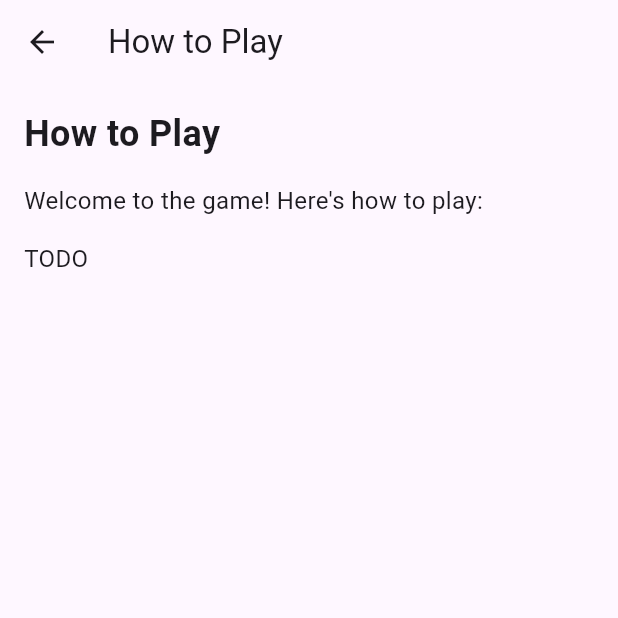
After one commit to P1x37Segfault/flutter-puzzle-game, a Flutter app: the screen it shows after launch, after a tap on "How to Play", on a phone screen of 412 x 824 dp, the top half of it. The commit adds this screen. Run offline on Flutter 3.47's test engine with Material 3 defaults, Android fonts, the phone set to English and light mode, and no system bars; our stand-ins replace fl_chart, permission_handler, sensors_plus, settings_ui; missing offline and left inert: esense_flutter.

Commit message:
remove about page, add how to play page

```diff
--- /dev/null
+++ b/lib/how_to_play.dart
@@ -0,0 +1,38 @@
+import 'package:flutter/material.dart';
+
+class HowToPlayPage extends StatelessWidget {
+  const HowToPlayPage({super.key});
+
+  @override
+  Widget build(BuildContext context) {
+    return Scaffold(
+      appBar: AppBar(
+        title: const Text('How to Play'),
+      ),
+      body: const Padding(
+        padding: EdgeInsets.all(16.0),
+        child: SingleChildScrollView(
+          child: Column(
+            crossAxisAlignment: CrossAxisAlignment.start,
+            children: [
+              Text(
+                'How to Play',
+                style: TextStyle(fontSize: 24, fontWeight: FontWeight.bold),
+              ),
+              SizedBox(height: 16),
+              Text(
+                'Welcome to the game! Here\'s how to play:',
+                style: TextStyle(fontSize: 16),
+              ),
+              SizedBox(height: 16),
+              Text(
+                'TODO',
+                style: TextStyle(fontSize: 16),
+              ),
+            ],
+          ),
+        ),
+      ),
+    );
+  }
+}
--- a/lib/main.dart
+++ b/lib/main.dart
@@ -7,10 +7,10 @@ import 'package:flutter/material.dart';
 import 'package:flutter/services.dart';
 import 'package:permission_handler/permission_handler.dart';
 import 'package:sensors_plus/sensors_plus.dart';
-import 'about.dart';
 import 'settings.dart';
 import 'observe_sensors.dart';
 import 'game.dart';
+import 'how_to_play.dart';
 
 void main() {
   // this forces the orientation to be portrait and locks it
@@ -399,14 +399,15 @@ class MyAppState extends State<MyApp> {
                                 Navigator.push(
                                   context,
                                   MaterialPageRoute(
-                                      builder: (context) => const AboutPage()),
+                                      builder: (context) =>
+                                          const HowToPlayPage()),
                                 );
                               },
                               style: OutlinedButton.styleFrom(
                                 side: const BorderSide(color: Colors.white),
                               ),
                               child: const Text(
-                                'About',
+                                'How to Play',
                                 style: TextStyle(
                                     fontSize: 20, color: Colors.white),
                               ),
```
Also changed, not shown: lib/about.dart (deleted, +0 -55 lines).
